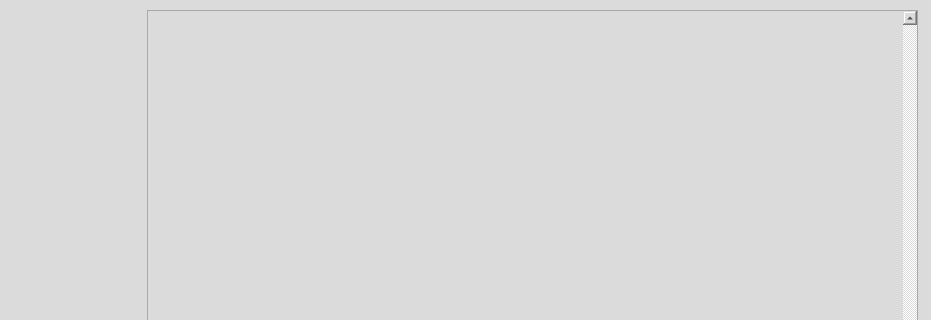
First picture: the form in product.ui, repository Poiu19/ProductManager, before the edit; both pictures show x 93 to 1024 and y 0 to 320 of the 1024 by 768 pixel window.
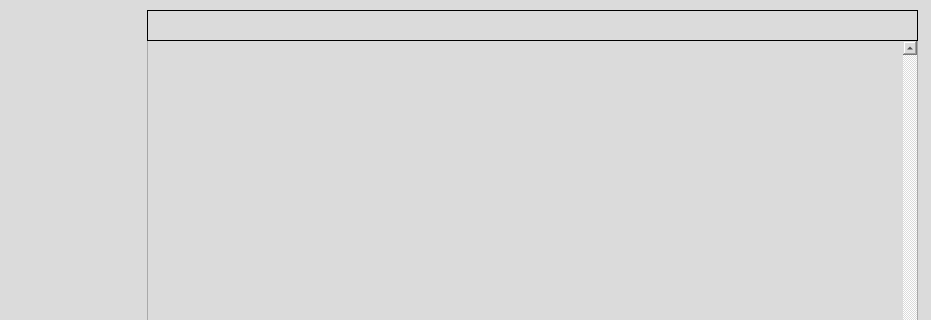
Second picture: the form after the edit.

Commit message: Refactored 2 methods in InterfaceWindow class: createCategories, createProducts

What changed in the file:
```diff
--- a/product.ui
+++ b/product.ui
@@ -54,9 +54,9 @@
    <property name="geometry">
     <rect>
      <x>240</x>
-     <y>10</y>
+     <y>40</y>
      <width>771</width>
-     <height>721</height>
+     <height>691</height>
     </rect>
    </property>
    <property name="mouseTracking">
@@ -99,7 +99,7 @@
       <x>0</x>
       <y>0</y>
       <width>752</width>
-      <height>719</height>
+      <height>689</height>
      </rect>
     </property>
    </widget>
@@ -161,6 +161,28 @@
     <enum>Qt::RichText</enum>
    </property>
   </widget>
+  <widget class="QLabel" name="productName">
+   <property name="geometry">
+    <rect>
+     <x>240</x>
+     <y>10</y>
+     <width>771</width>
+     <height>31</height>
+    </rect>
+   </property>
+   <property name="styleSheet">
+    <string notr="true">border: 1px solid black; font: bold; font-size: 16px</string>
+   </property>
+   <property name="text">
+    <string/>
+   </property>
+   <property name="textFormat">
+    <enum>Qt::RichText</enum>
+   </property>
+   <property name="alignment">
+    <set>Qt::AlignCenter</set>
+   </property>
+  </widget>
  </widget>
  <resources/>
  <connections>
```
The commit also changes 10 other files.
